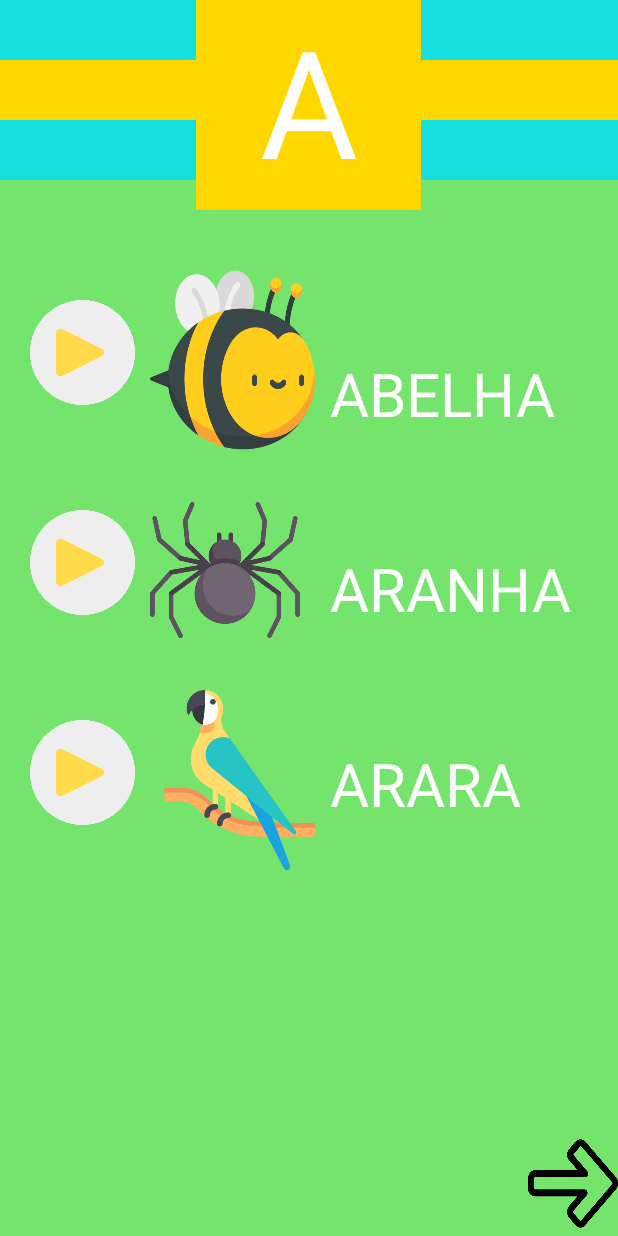
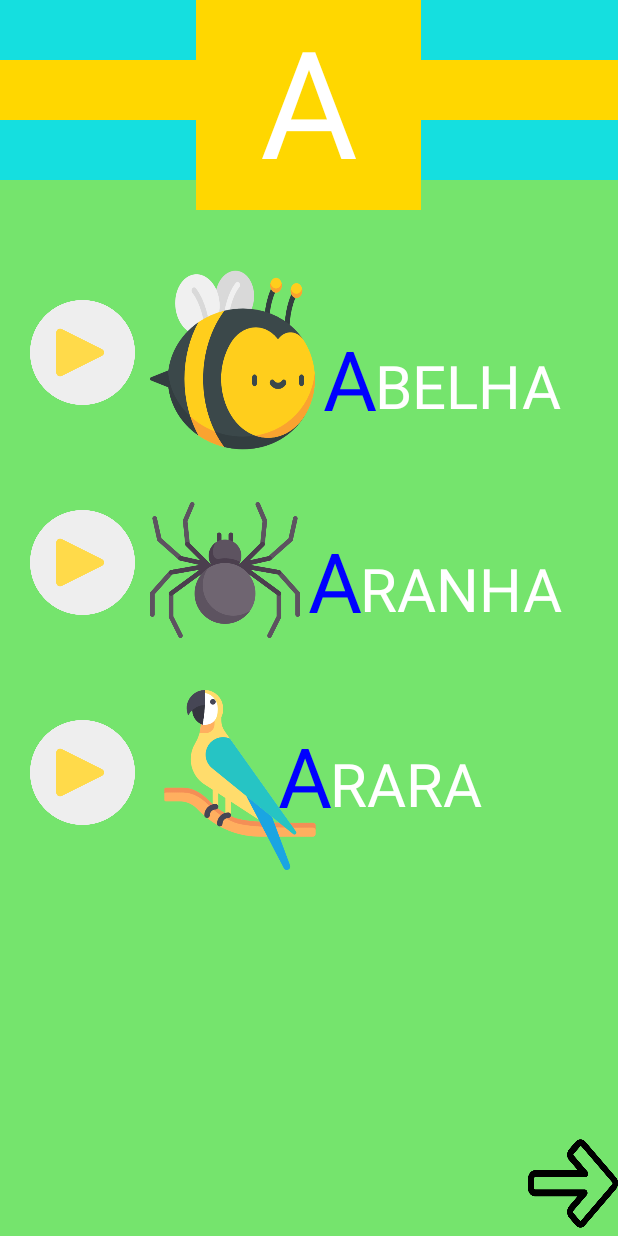
Before and after one commit to Diegovsk/TCC_TDAH, an Android app: the AnimaisAActivity screen opened directly, with no data from a screen before it, on a phone screen of 412 x 824 dp. Run offline under Robolectric (Android 15) with nearby library versions, the phone set to English and light mode, and no system bars.

Commit message:
mudanças nas cores -> tela animais A

```diff
--- a/app/src/main/res/layout/activity_animais_a.xml
+++ b/app/src/main/res/layout/activity_animais_a.xml
@@ -52,9 +52,19 @@
     <TextView
         android:layout_width="wrap_content"
         android:layout_height="wrap_content"
-        android:layout_marginLeft="220dp"
-        android:layout_marginTop="235dp"
-        android:text="ABELHA"
+        android:layout_marginLeft="215dp"
+        android:layout_marginTop="215dp"
+        android:text="A"
+        android:textColor="@color/azul"
+        android:textSize="55sp"
+        />
+
+    <TextView
+        android:layout_width="wrap_content"
+        android:layout_height="wrap_content"
+        android:layout_marginLeft="250dp"
+        android:layout_marginTop="230dp"
+        android:text="BELHA"
         android:textColor="@color/colorAccent"
         android:textSize="40sp" />
 
@@ -68,11 +78,21 @@
     <TextView
         android:layout_width="wrap_content"
         android:layout_height="wrap_content"
-        android:layout_marginLeft="220dp"
+        android:layout_marginLeft="240dp"
         android:layout_marginTop="365dp"
-        android:text="ARANHA"
+        android:text="RANHA"
         android:textColor="@color/colorAccent"
         android:textSize="40sp" />
+
+    <TextView
+        android:layout_width="wrap_content"
+        android:layout_height="wrap_content"
+        android:layout_marginLeft="205dp"
+        android:layout_marginTop="350dp"
+        android:text="A"
+        android:textColor="@color/azul"
+        android:textSize="55sp"
+        />
 
     <ImageView
         android:layout_width="120dp"
@@ -86,9 +106,19 @@
         android:layout_height="wrap_content"
         android:layout_marginLeft="220dp"
         android:layout_marginTop="495dp"
-        android:text="ARARA"
+        android:text="RARA"
         android:textColor="@color/colorAccent"
         android:textSize="40sp" />
+
+    <TextView
+        android:layout_width="wrap_content"
+        android:layout_height="wrap_content"
+        android:layout_marginLeft="185dp"
+        android:layout_marginTop="480dp"
+        android:text="A"
+        android:textColor="@color/azul"
+        android:textSize="55sp"
+        />
 
     <ImageView
         android:layout_width="70dp"
```
